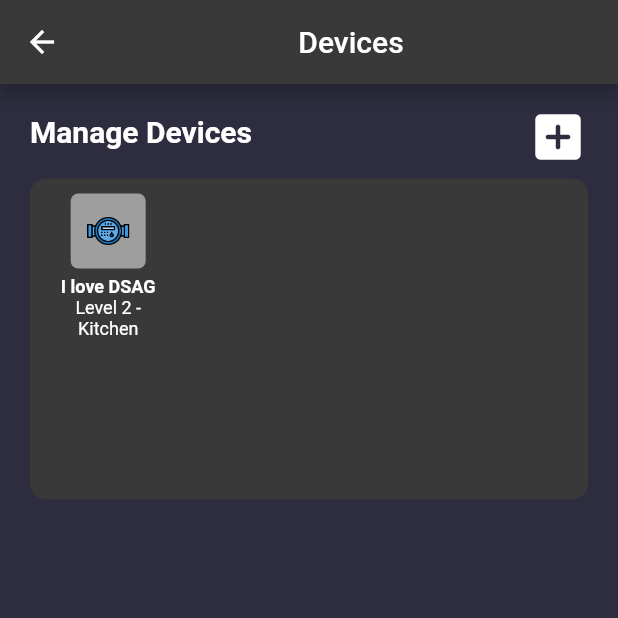
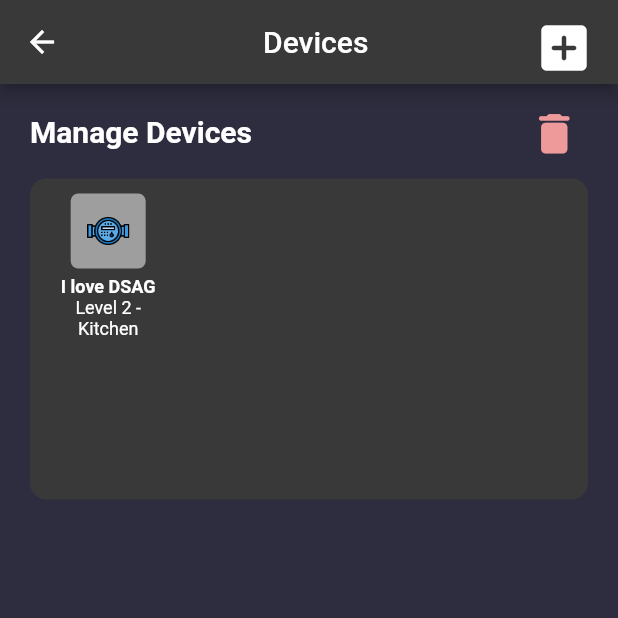
Before and after one commit to Chromacry/hydrosense_mobile_app, a Flutter app: the Devices screen opened directly, on a phone screen of 412 x 824 dp, the top half of it. Run offline on Flutter 3.47's test engine with Material 2 defaults, Android fonts, the phone set to English and light mode, and no system bars; our stand-ins replace dropdown_button2, fl_chart, persistent_bottom_nav_bar; missing offline and left inert: random_avatar.

Commit message:
added new attributes on shared widgets, added delete feature on devices

```diff
--- a/lib/src/screens/Devices/devices.dart
+++ b/lib/src/screens/Devices/devices.dart
@@ -1,6 +1,7 @@
 import 'package:flutter/material.dart';
 import 'package:hydrosense_mobile_app/src/constants/design_constants.dart';
 import 'package:hydrosense_mobile_app/src/screens/Devices/view/devices_view.dart';
+import 'package:hydrosense_mobile_app/src/screens/Devices/widgets/devices_widgets.dart';
 
 class Devices extends StatelessWidget {
   static String routeName = '/Devices';
@@ -11,7 +12,29 @@ class Devices extends StatelessWidget {
   Widget build(context) {
     return Scaffold(
       appBar: AppBar(
-        title: const Center(child: Text('Devices')),
+        title: Center(
+            child: Row(
+          mainAxisAlignment: MainAxisAlignment.spaceBetween,
+          children: [
+            const SizedBox(
+              width: 1,
+            ),
+            Text('Devices'),
+            //* Add new Device
+            IconButton(
+              onPressed: () => showDialog<String>(
+                context: context,
+                builder: (BuildContext context) =>
+                    DevicesWidgets.addDeviceModal(),
+              ),
+              icon: Icon(
+                Icons.add_box_rounded,
+                color: Colors.white,
+                size: 40,
+              ),
+            ),
+          ],
+        )),
         backgroundColor: Color(DesignConstants.COLOR_DARKGRAY_SECONDARY),
       ),
       resizeToAvoidBottomInset: false,
--- a/lib/src/screens/Devices/view/devices_view.dart
+++ b/lib/src/screens/Devices/view/devices_view.dart
@@ -15,18 +15,30 @@ class DevicesView extends StatefulWidget {
 }
 
 class _DevicesViewState extends State<DevicesView> {
+  bool isDeleteModeOn = false;
+
   @override
   Widget build(BuildContext context) {
     UsersDB usersDB = Provider.of<UsersDB>(context);
     DevicesDB devicesDB = Provider.of<DevicesDB>(context);
-    List<Device> devicesDBList =
-        devicesDB.getAllDevicesByHouseholdId(GlobalConstants.temp_householdID);
+    List<Device> devicesDBList = devicesDB.getAllDevicesByHouseholdId(
+        householdId: GlobalConstants.temp_householdID);
+    //* Listen on provider
     devicesDB.addListener(() {
       debugPrint('Heloo world');
       //* Reload the page when the provider is notified
       setState(() {});
     });
-    debugPrint('IM NEW');
+
+    //* Toggle delete mode
+    void onPressedDeleteMode() {
+      if (!isDeleteModeOn)
+        isDeleteModeOn = true;
+      else
+        isDeleteModeOn = false;
+      setState(() {});
+    }
+
     return SafeArea(
       child: Padding(
         padding: const EdgeInsets.only(left: 20, right: 20),
@@ -49,15 +61,17 @@ class _DevicesViewState extends State<DevicesView> {
                   ),
                   //* Add device button
                   IconButton(
-                    onPressed: () => showDialog<String>(
-                      context: context,
-                      builder: (BuildContext context) =>
-                          DevicesWidgets.addDeviceModal(),
-                    ),
-                    icon: Icon(
-                      Icons.add_box_rounded,
-                      color: Colors.white,
-                      size: 40,
+                    onPressed: onPressedDeleteMode,
+                    icon: isDeleteModeOn
+                        ? Icon(
+                            Icons.delete_forever_rounded,
+                            color: Colors.red[200],
+                            size: 35,
+                          )
+                        : Icon(
+                            Icons.delete_rounded,
+                            color: Colors.red[200],
+                            size: 35,
                           ),
                   ),
                 ],
@@ -95,9 +109,22 @@ class _DevicesViewState extends State<DevicesView> {
                       return DevicesWidgets.deviceButton(
                         deviceNameText: deviceName,
                         deviceLocationText: deviceLocation,
-                        icon: Icons.location_on_rounded,
+                        backgroundColorIcon:
+                            isDeleteModeOn ? Colors.red[200] : Colors.grey,
                         onTap: () {
-                          debugPrint('Device #1 Pressed');
+                          isDeleteModeOn
+                              //* Show delete modal
+                              ? showDialog<String>(
+                                  context: context,
+                                  builder: (BuildContext context) =>
+                                      DevicesWidgets.deleteDeviceModal(
+                                        deviceId: deviceId,
+                                        deviceName: deviceName,
+                                        deviceHouseholdId: deviceHouseholdId,
+                                        deviceSerialNumber: deviceSerialNumber,
+                                        deviceLocationId: deviceLocationId,
+                                      ))
+                              : //* Show edit modal
                               showDialog<String>(
                                   context: context,
                                   builder: (BuildContext context) =>
--- a/lib/src/screens/Devices/widgets/device_button.dart
+++ b/lib/src/screens/Devices/widgets/device_button.dart
@@ -4,19 +4,22 @@ class DeviceButton extends StatelessWidget {
   final String deviceNameText;
   final String deviceLocationText;
   final Function() onTap;
-  final IconData icon;
+  final IconData? icon;
+  final Color? backgroundColorIcon;
   const DeviceButton({
     Key? key,
     required this.deviceNameText,
     required this.deviceLocationText,
     required this.onTap,
-    required this.icon,
+    this.icon,
+    this.backgroundColorIcon,
   }) : super(key: key);
 
   @override
   Widget build(BuildContext context) {
     return GestureDetector(
       onTap: onTap,
+      child: Container(
         child: Column(
           children: [
             //* Image button
@@ -24,13 +27,14 @@ class DeviceButton extends StatelessWidget {
               padding: EdgeInsets.all(10),
               margin: EdgeInsets.only(bottom: 5),
               decoration: BoxDecoration(
-              color: Colors.grey,
+                  color: backgroundColorIcon ?? Colors.grey,
                   // border: Border.all(
                   //   width: 1,
                   //   color: Colors.grey,
                   // ),
                   borderRadius: BorderRadius.circular(5)),
-            child: Image.asset('assets/images/water-meter.png',
+              child: Image.asset(
+                'assets/images/water-meter.png',
                 height: 30,
                 width: 30,
               ),
@@ -45,8 +49,7 @@ class DeviceButton extends StatelessWidget {
                     style: TextStyle(
                         color: Colors.white,
                         fontSize: 12,
-                    fontWeight: FontWeight.bold
-                  ),
+                        fontWeight: FontWeight.bold),
                   ),
                   Text(
                     deviceLocationText,
@@ -61,6 +64,7 @@ class DeviceButton extends StatelessWidget {
             ),
           ],
         ),
+      ),
     );
   }
 }
--- a/lib/src/screens/Devices/widgets/devices_widgets.dart
+++ b/lib/src/screens/Devices/widgets/devices_widgets.dart
@@ -1,5 +1,6 @@
 import 'package:flutter/material.dart';
 import 'package:hydrosense_mobile_app/src/screens/Devices/widgets/add_device_modal.dart';
+import 'package:hydrosense_mobile_app/src/screens/Devices/widgets/delete_device_modal.dart';
 import 'package:hydrosense_mobile_app/src/screens/Devices/widgets/device_button.dart';
 import 'package:hydrosense_mobile_app/src/screens/Devices/widgets/edit_device_modal.dart';
 
@@ -8,13 +9,15 @@ class DevicesWidgets {
     required String deviceNameText,
     required String deviceLocationText,
     required Function() onTap,
-    required IconData icon,
+    IconData? icon,
+    Color? backgroundColorIcon,
   }) =>
       DeviceButton(
         deviceNameText: deviceNameText,
         deviceLocationText: deviceLocationText,
         onTap: onTap,
         icon: icon,
+        backgroundColorIcon: backgroundColorIcon,
       );
   static Widget addDeviceModal() => AddDeviceModal();
   static Widget editDeviceModal({
@@ -31,4 +34,18 @@ class DevicesWidgets {
         deviceHouseholdId: deviceHouseholdId,
         deviceLocationId: deviceLocationId,
       );
+  static Widget deleteDeviceModal({
+    required deviceId,
+    required deviceName,
+    required deviceSerialNumber,
+    required deviceHouseholdId,
+    required deviceLocationId,
+  }) =>
+      DeleteDeviceModal(
+        deviceId: deviceId,
+        deviceName: deviceName,
+        deviceSerialNumber: deviceSerialNumber,
+        deviceHouseholdId: deviceHouseholdId,
+        deviceLocationId: deviceLocationId,
+      );
 }
--- a/lib/src/screens/Shared/widgets/shared_widgets.dart
+++ b/lib/src/screens/Shared/widgets/shared_widgets.dart
@@ -8,16 +8,20 @@ class SharedWidgets {
     inputTextValue,
     allColorAttributes,
     onChanged,
+    autocorrect,
     validator,
     obscureTextEnabled,
+    enabled,
   }) {
     return InputTextBox(
       inputTextLabelValue: textLabel,
       inputTextValue: inputTextValue,
       allColorAttributes: allColorAttributes,
       onChanged: onChanged,
+      autocorrect: autocorrect,
       validator: validator,
-      obscureTextEnabled: obscureTextEnabled ?? false,
+      obscureTextEnabled: obscureTextEnabled,
+      enabled: enabled,
     );
   }
 
```
Also changed, not shown: lib/src/providers/devices_db.dart (+39 -7 lines), lib/src/screens/Devices/widgets/add_device_modal.dart (+7 -7 lines), lib/src/screens/Devices/widgets/delete_device_modal.dart (added, +102 -0 lines), lib/src/screens/Devices/widgets/edit_device_modal.dart (+7 -6 lines), lib/src/screens/Shared/widgets/input_textbox.dart (+8 -4 lines). Lines whose indentation alone changed are shown as unchanged.
